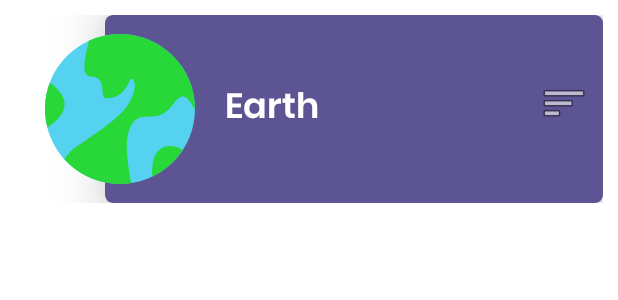
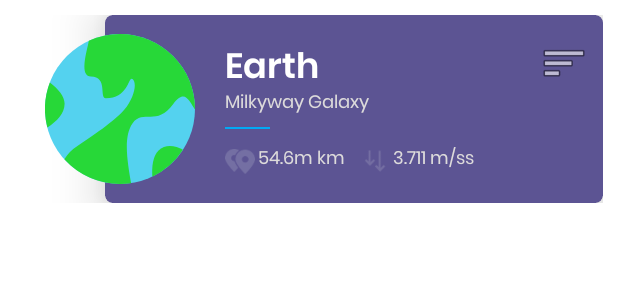
Before and after one commit to Galachka/RaGala, an Android app: the layout view.xml on its own in the app's theme, with its tools: preview values and no code run, on a phone screen of 412 x 824 dp. Shown: the top 300 px of the screen. Run offline under Robolectric (Android 15) with nearby library versions, the phone set to English and light mode, and no system bars.

Commit message:
end of first element

```diff
--- a/app/src/main/res/layout/view.xml
+++ b/app/src/main/res/layout/view.xml
@@ -54,6 +54,63 @@
                     android:layout_marginEnd="10dp"
                     android:src="@android:drawable/ic_menu_sort_by_size"/>
             </LinearLayout>
+
+            <TextView
+                android:layout_width="wrap_content"
+                android:layout_height="wrap_content"
+                android:fontFamily="@font/poppins_regular"
+                android:text="Milkyway Galaxy"
+                android:textColor="@color/subtext"
+                android:textSize="12sp"
+                android:layout_marginTop="-7dp"/>
+
+            <View
+                android:layout_width="30dp"
+                android:layout_height="1dp"
+                android:layout_marginTop="5dp"
+                android:background="#03A9F4"
+                android:orientation="vertical"/>
+
+            <LinearLayout
+                android:layout_width="match_parent"
+                android:layout_height="wrap_content"
+                android:layout_marginTop="10dp"
+                android:orientation="horizontal">
+
+                <ImageView
+                    android:layout_width="20dp"
+                    android:layout_height="23dp"
+                    android:src="@drawable/ic_distance"/>
+
+                <TextView
+                    android:layout_width="wrap_content"
+                    android:layout_height="match_parent"
+                    android:layout_marginStart="2dp"
+                    android:fontFamily="@font/poppins_regular"
+                    android:text="54.6m km"
+                    android:textColor="@color/subtext"
+                    android:textSize="12sp"/>
+
+                <ImageView
+                    android:layout_width="20dp"
+                    android:layout_height="23dp"
+                    android:layout_marginStart="10dp"
+                    android:src="@drawable/ic_gravity"/>
+
+                <TextView
+                    android:layout_width="wrap_content"
+                    android:layout_height="match_parent"
+                    android:layout_marginStart="2dp"
+                    android:fontFamily="@font/poppins_regular"
+                    android:text="3.711 m/ss"
+                    android:textColor="@color/subtext"
+                    android:textSize="12sp"/>
+
+
+
+            </LinearLayout>
+
+
         </LinearLayout>
     </androidx.cardview.widget.CardView>
 
```
